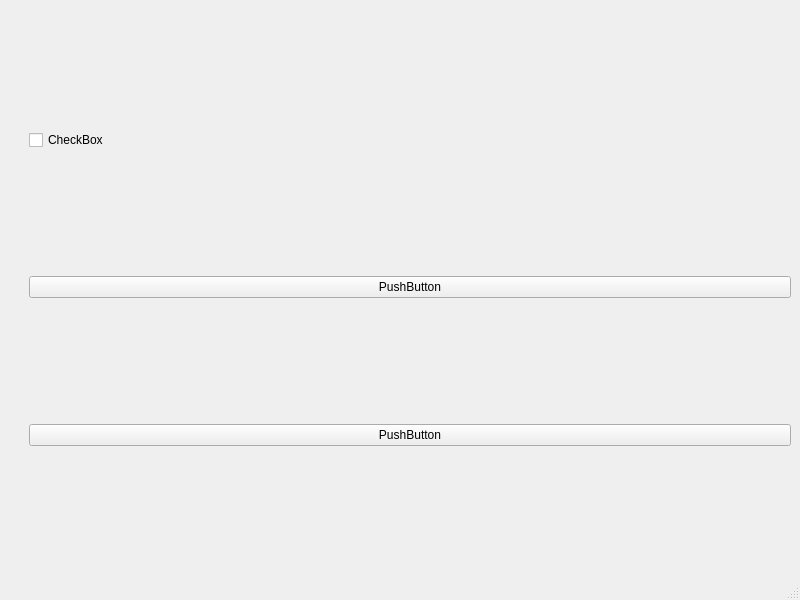
Qt form src/mainwindow.ui (JorgenPo/blackengine-editor) before a commit.
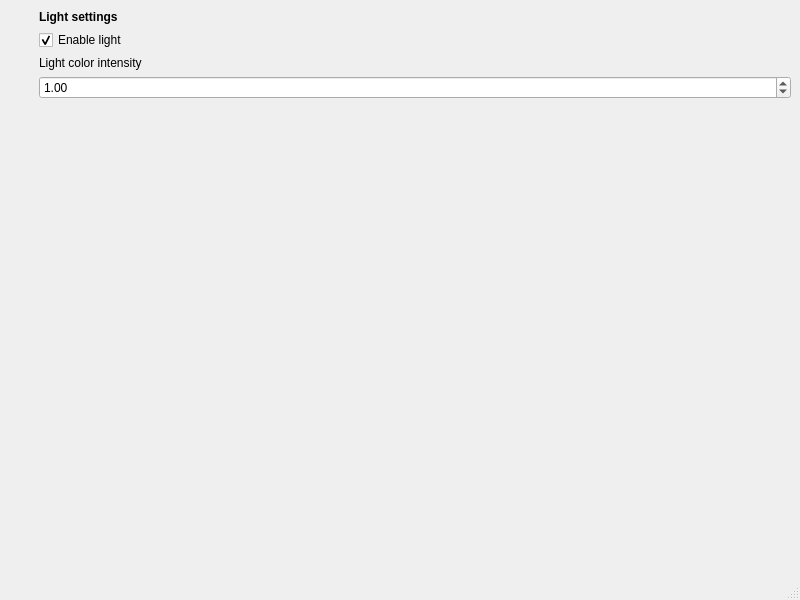
The same form after that commit.

Commit message: Add ability to change scene light intensity

The edit to the form file:
```diff
--- a/src/mainwindow.ui
+++ b/src/mainwindow.ui
@@ -29,27 +29,83 @@
       <property name="sizeConstraint">
        <enum>QLayout::SetNoConstraint</enum>
       </property>
+      <property name="leftMargin">
+       <number>10</number>
+      </property>
       <item>
-       <widget class="QCheckBox" name="checkBox">
+       <widget class="QLabel" name="lbLightSettings">
+        <property name="sizePolicy">
+         <sizepolicy hsizetype="Preferred" vsizetype="Fixed">
+          <horstretch>0</horstretch>
+          <verstretch>0</verstretch>
+         </sizepolicy>
+        </property>
+        <property name="font">
+         <font>
+          <weight>75</weight>
+          <bold>true</bold>
+         </font>
+        </property>
         <property name="text">
-         <string>CheckBox</string>
+         <string>Light settings</string>
         </property>
+        <property name="scaledContents">
+         <bool>false</bool>
+        </property>
+        <property name="margin">
+         <number>10</number>
+        </property>
        </widget>
       </item>
       <item>
-       <widget class="QPushButton" name="pushButton">
+       <widget class="QCheckBox" name="cbEnableLight">
         <property name="text">
-         <string>PushButton</string>
+         <string>Enable light</string>
         </property>
+        <property name="checked">
+         <bool>true</bool>
+        </property>
        </widget>
       </item>
       <item>
-       <widget class="QPushButton" name="pushButton_2">
+       <widget class="QLabel" name="lbLightColorLabel">
         <property name="text">
-         <string>PushButton</string>
+         <string>Light color intensity</string>
         </property>
+        <property name="margin">
+         <number>10</number>
+        </property>
        </widget>
       </item>
+      <item>
+       <widget class="QDoubleSpinBox" name="sbLightIntensity">
+        <property name="maximum">
+         <double>10.000000000000000</double>
+        </property>
+        <property name="singleStep">
+         <double>0.100000000000000</double>
+        </property>
+        <property name="stepType">
+         <enum>QAbstractSpinBox::DefaultStepType</enum>
+        </property>
+        <property name="value">
+         <double>1.000000000000000</double>
+        </property>
+       </widget>
+      </item>
+      <item>
+       <spacer name="verticalSpacer_2">
+        <property name="orientation">
+         <enum>Qt::Vertical</enum>
+        </property>
+        <property name="sizeHint" stdset="0">
+         <size>
+          <width>20</width>
+          <height>40</height>
+         </size>
+        </property>
+       </spacer>
+      </item>
      </layout>
     </item>
     <item row="0" column="0">
```
The commit also changes 6 other files.
